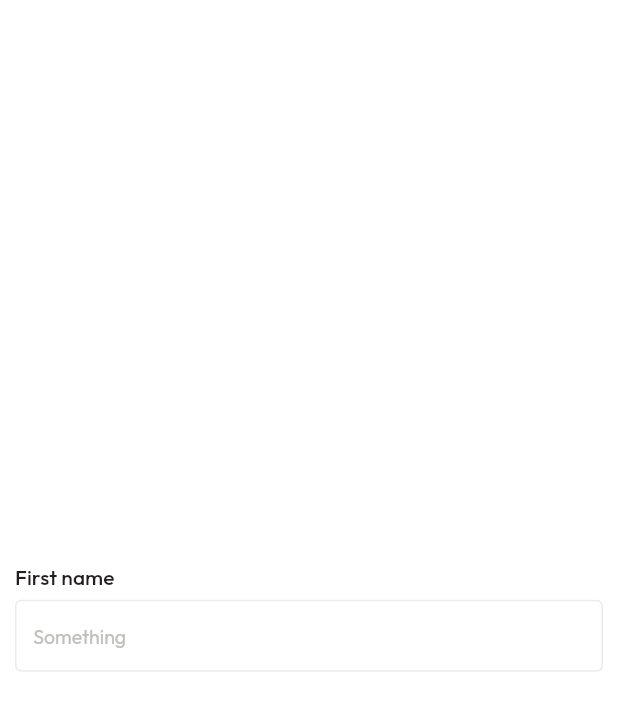
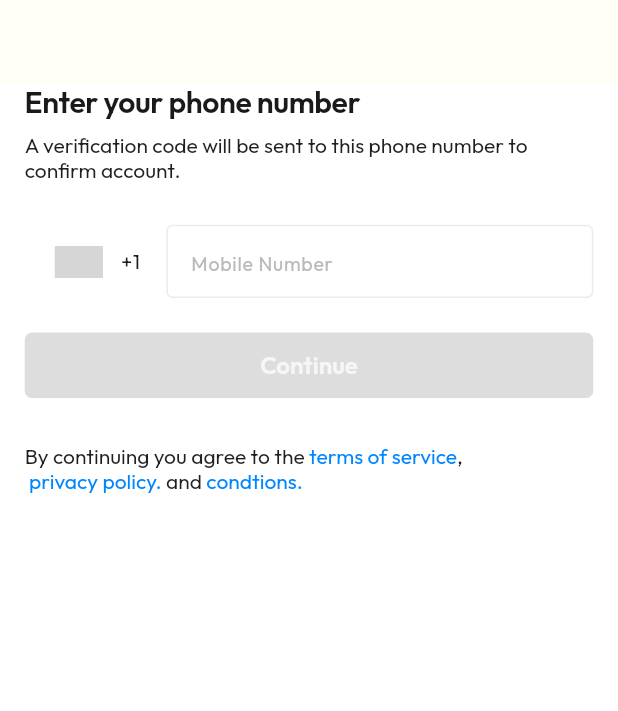
Before and after one commit to RideMe-Inc/rideme_mobile, a Flutter app: the PhoneEntryPage screen opened by its route, on a phone screen of 412 x 824 dp. Shown: the top 711 px of the screen. Run offline on Flutter 3.47's test engine with Material 3 defaults, Android fonts, the light colour scheme and no system bars; drawn by our look-alikes of intl_phone_number_input; our stand-ins replace bloc, bloc_concurrency, dartz, equatable, firebase_core, firebase_messaging and 11 more; missing offline and left inert: app_tracking_transparency, data_connection_checker_nulls, web_socket_client; accounts and stored records are empty; generated files the repository leaves out were written again; grey boxes are pictures that could not be loaded.

Commit message:
phone entry page

```diff
--- a/lib/core/theme/app_theme.dart
+++ b/lib/core/theme/app_theme.dart
@@ -111,7 +111,7 @@ const _bottomNavigationBarThemeLight = BottomNavigationBarThemeData(
 //LIGHT TEXT THEME
 const _lightTextTheme = TextTheme(
   displaySmall: TextStyle(
-    fontSize: 13,
+    fontSize: 14,
     fontWeight: FontWeight.w400,
     color: AppColors.rideMeBlackNormal,
   ),
--- a/lib/core/widgets/buttons/generic_button_widget.dart
+++ b/lib/core/widgets/buttons/generic_button_widget.dart
@@ -36,6 +36,8 @@ class GenericButton extends StatelessWidget {
   /// An optional color for the button text.
   final Color? textColor;
 
+  final double? borderRadius;
+
   /// An optional callback function that is called when the button is tapped.
   final void Function()? onTap;
 
@@ -52,6 +54,7 @@ class GenericButton extends StatelessWidget {
     super.key,
     this.textColor,
     this.buttonColor,
+    this.borderRadius,
     required this.onTap,
     required this.label,
     required this.isActive,
@@ -71,7 +74,7 @@ class GenericButton extends StatelessWidget {
               ? buttonColor ?? AppColors.rideMeBlueNormal
               : AppColors.rideMeBlackLightHover,
           borderRadius: BorderRadius.circular(
-            Sizes.height(context, 0.026),
+            Sizes.height(context, borderRadius ?? 0.006),
           ),
         ),
         child: Center(
--- a/lib/core/widgets/textfield/generic_textfield_widget.dart
+++ b/lib/core/widgets/textfield/generic_textfield_widget.dart
@@ -181,9 +181,7 @@ class GenericTextField extends StatelessWidget {
             onTapOutside: (enabled ?? false)
                 ? null
                 : (_) => FocusManager.instance.primaryFocus?.unfocus(),
-            cursorColor: context.theme.brightness == Brightness.light
-                ? AppColors.rideMeBlackNormalHover
-                : AppColors.rideMeGreyDark,
+            cursorColor: AppColors.rideMeBlackNormalHover,
             buildCounter: (context,
                     {required currentLength,
                     required isFocused,
--- /dev/null
+++ b/lib/core/widgets/textfield/phone_number_textfield_widget.dart
@@ -0,0 +1,64 @@
+import 'package:flutter/material.dart';
+
+import 'package:intl_phone_number_input/intl_phone_number_input.dart';
+import 'package:rideme_mobile/core/extensions/context_extensions.dart';
+import 'package:rideme_mobile/core/size/sizes.dart';
+import 'package:rideme_mobile/core/theme/app_colors.dart';
+
+class PhoneNumberTextField extends StatefulWidget {
+  final PhoneNumber number;
+  final TextEditingController? controller;
+  final void Function(bool)? onInputValidated;
+  final void Function(PhoneNumber)? onInputChanged;
+
+  ///Creates a phone number textfield with a label.
+  const PhoneNumberTextField({
+    super.key,
+    this.controller,
+    required this.number,
+    required this.onInputChanged,
+    required this.onInputValidated,
+  });
+
+  @override
+  State<PhoneNumberTextField> createState() => _PhoneNumberTextFieldState();
+}
+
+class _PhoneNumberTextFieldState extends State<PhoneNumberTextField> {
+  @override
+  Widget build(BuildContext context) {
+    final outLineBorder = OutlineInputBorder(
+      borderRadius: BorderRadius.circular(Sizes.height(context, 0.005)),
+      borderSide: const BorderSide(
+        color: AppColors.rideMeBlack20,
+      ),
+    );
+
+    return InternationalPhoneNumberInput(
+      cursorColor: AppColors.rideMeBlackNormalHover,
+
+      initialValue: widget.number,
+      countries: const ['US'],
+      // selectorButtonOnErrorPadding: 0,
+      onInputChanged: widget.onInputChanged,
+      selectorConfig: const SelectorConfig(),
+      spaceBetweenSelectorAndTextField: 0,
+      textFieldController: widget.controller,
+      onInputValidated: widget.onInputValidated,
+      autoValidateMode: AutovalidateMode.onUserInteraction,
+      inputDecoration: InputDecoration(
+        filled: false,
+        hintStyle: context.theme.inputDecorationTheme.hintStyle,
+        errorStyle: context.theme.inputDecorationTheme.errorStyle,
+        contentPadding: EdgeInsets.symmetric(
+          vertical: Sizes.height(context, 0.015),
+          horizontal: Sizes.width(context, 0.03),
+        ),
+        border: outLineBorder,
+        focusedBorder: outLineBorder,
+        enabledBorder: outLineBorder,
+        hintText: context.appLocalizations.mobileNumber,
+      ),
+    );
+  }
+}
--- a/lib/features/authentication/presentation/pages/phone_entry_page.dart
+++ b/lib/features/authentication/presentation/pages/phone_entry_page.dart
@@ -1,6 +1,13 @@
 import 'package:flutter/material.dart';
-import 'package:flutter/widgets.dart';
-import 'package:rideme_mobile/core/widgets/textfield/generic_textfield_widget.dart';
+import 'package:intl_phone_number_input/intl_phone_number_input.dart';
+import 'package:rideme_mobile/core/extensions/context_extensions.dart';
+import 'package:rideme_mobile/core/mixins/url_launcher_mixin.dart';
+import 'package:rideme_mobile/core/size/sizes.dart';
+import 'package:rideme_mobile/core/spacing/whitspacing.dart';
+import 'package:rideme_mobile/core/theme/app_colors.dart';
+import 'package:rideme_mobile/core/widgets/buttons/generic_button_widget.dart';
+
+import 'package:rideme_mobile/core/widgets/textfield/phone_number_textfield_widget.dart';
 
 class PhoneEntryPage extends StatefulWidget {
   const PhoneEntryPage({super.key});
@@ -9,19 +16,98 @@ class PhoneEntryPage extends StatefulWidget {
   State<PhoneEntryPage> createState() => _PhoneEntryPageState();
 }
 
-class _PhoneEntryPageState extends State<PhoneEntryPage> {
+class _PhoneEntryPageState extends State<PhoneEntryPage> with UrlLauncherMixin {
+  String number = '';
+  bool isButtonActive = false;
+
+  PhoneNumber phoneNumber = PhoneNumber();
+
   @override
   Widget build(BuildContext context) {
     return Scaffold(
+      appBar: AppBar(),
       body: Padding(
-        padding: const EdgeInsets.all(10.0),
+        padding: EdgeInsets.symmetric(horizontal: Sizes.height(context, 0.02)),
         child: Column(
-          mainAxisAlignment: MainAxisAlignment.center,
+          crossAxisAlignment: CrossAxisAlignment.start,
           children: [
-            GenericTextField(
-              label: 'First name',
-              hint: 'Something',
-              controller: TextEditingController(),
+            Text(
+              context.appLocalizations.enterYourPhoneNumber,
+              style: context.textTheme.displayLarge?.copyWith(
+                color: AppColors.rideMeBlackNormalActive,
+                fontWeight: FontWeight.w600,
+              ),
+            ),
+            Space.height(context, 0.012),
+            Text(
+              context.appLocalizations.enterYourPhoneNumberInfo,
+              style: context.textTheme.displaySmall,
+            ),
+            Space.height(context, 0.034),
+            PhoneNumberTextField(
+              number: phoneNumber,
+              onInputChanged: (p0) =>
+                  setState(() => number = p0.phoneNumber ?? ''),
+              onInputValidated: (p0) => setState(
+                () => isButtonActive = p0,
+              ),
+            ),
+            Space.height(context, 0.028),
+
+            //BUTTON
+            GenericButton(
+              onTap: () {},
+              label: context.appLocalizations.continues,
+              isActive: isButtonActive,
+            ),
+            Space.height(context, 0.036),
+
+            //TERMS AND CONDITIONS
+
+            Expanded(
+              child: Wrap(
+                children: [
+                  Text(
+                    context.appLocalizations.byContinuing,
+                    style: context.textTheme.displaySmall?.copyWith(),
+                  ),
+                  GestureDetector(
+                    onTap: () => launchLink('https://rideme.com'),
+                    child: Text(
+                      " ${context.appLocalizations.termsOfService}",
+                      style: context.textTheme.displaySmall?.copyWith(
+                        color: AppColors.rideMeBlueNormal,
+                      ),
+                    ),
+                  ),
+                  Text(
+                    ",",
+                    style: context.textTheme.displaySmall,
+                  ),
+                  GestureDetector(
+                    onTap: () => launchLink('https://rideme.com'),
+                    child: Text(
+                      " ${context.appLocalizations.privacyPolicy}",
+                      style: context.textTheme.displaySmall?.copyWith(
+                        color: AppColors.rideMeBlueNormal,
+                      ),
+                    ),
+                  ),
+                  Text(
+                    " and",
+                    style: context.textTheme.displaySmall,
+                  ),
+                  GestureDetector(
+                    onTap: () => launchLink('https://rideme.com'),
+                    child: Text(
+                      " ${context.appLocalizations.conditions}.",
+                      style: context.textTheme.displaySmall?.copyWith(
+                        color: AppColors.rideMeBlueNormal,
+                      ),
+                    ),
+                  ),
+                ],
+              ),
             ),
           ],
         ),
--- a/lib/l10n/app_en.arb
+++ b/lib/l10n/app_en.arb
@@ -152,7 +152,7 @@
   "amountPayable": "Amount payable",
   "addSavedTrips": "Add saved trips",
   "sendersNumber": "Sender's number",
-  "privacyPolicy": "Privacy Policy.",
+  "privacyPolicy": "privacy policy.",
   "requestOurApi": "Request our api",
   "receiversName": "Receiver's Name",
   "clearMapCache": "Clear map cache",
```
